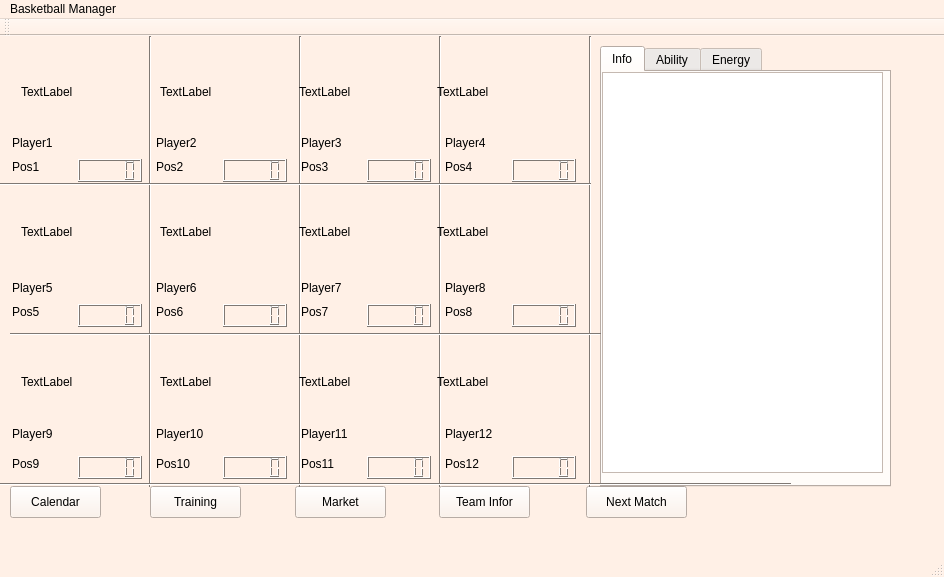
This is BTM_Qt/mainwindow.ui in skandermoalla/CSE201-Top5 as Qt 5 draws it before an edit. The edited form follows.
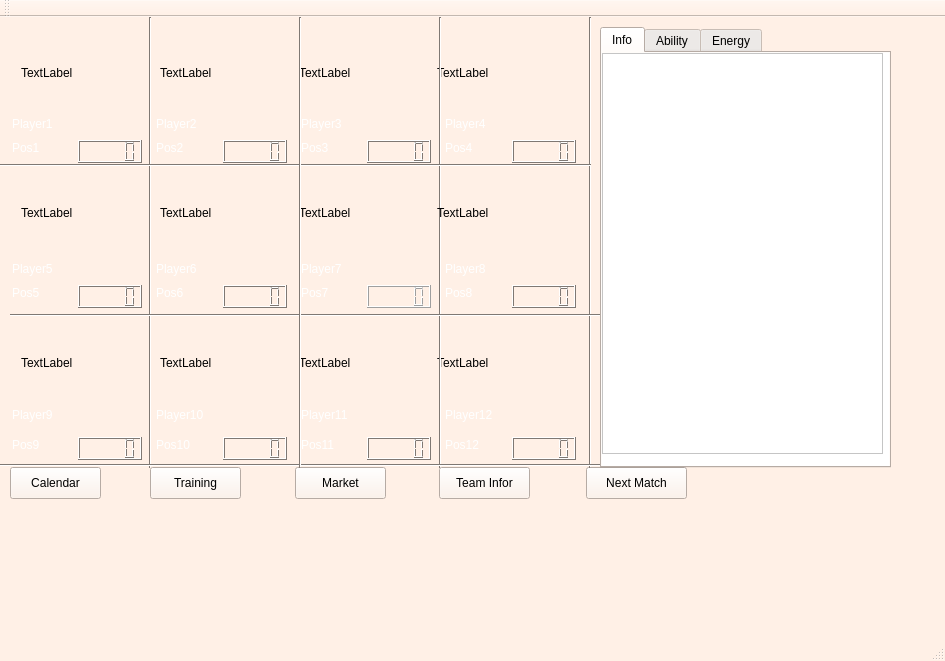
This is the edited form.

Commit message:
Updated Background Start Menu
MainWindow still not finished

```diff
--- a/BTM_Qt/mainwindow.ui
+++ b/BTM_Qt/mainwindow.ui
@@ -6,8 +6,8 @@
    <rect>
     <x>0</x>
     <y>0</y>
-    <width>944</width>
-    <height>577</height>
+    <width>945</width>
+    <height>661</height>
    </rect>
   </property>
   <property name="palette">
@@ -148,6 +148,15 @@
        </color>
       </brush>
      </colorrole>
+     <colorrole role="PlaceholderText">
+      <brush brushstyle="NoBrush">
+       <color alpha="128">
+        <red>0</red>
+        <green>0</green>
+        <blue>0</blue>
+       </color>
+      </brush>
+     </colorrole>
     </active>
     <inactive>
      <colorrole role="WindowText">
@@ -285,6 +294,15 @@
        </color>
       </brush>
      </colorrole>
+     <colorrole role="PlaceholderText">
+      <brush brushstyle="NoBrush">
+       <color alpha="128">
+        <red>0</red>
+        <green>0</green>
+        <blue>0</blue>
+       </color>
+      </brush>
+     </colorrole>
     </inactive>
     <disabled>
      <colorrole role="WindowText">
@@ -422,12 +440,30 @@
        </color>
       </brush>
      </colorrole>
+     <colorrole role="PlaceholderText">
+      <brush brushstyle="NoBrush">
+       <color alpha="128">
+        <red>0</red>
+        <green>0</green>
+        <blue>0</blue>
+       </color>
+      </brush>
+     </colorrole>
     </disabled>
    </palette>
   </property>
   <property name="windowTitle">
    <string>MainWindow</string>
   </property>
+  <property name="windowOpacity">
+   <double>2.000000000000000</double>
+  </property>
+  <property name="autoFillBackground">
+   <bool>true</bool>
+  </property>
+  <property name="styleSheet">
+   <string notr="true"/>
+  </property>
   <widget class="QWidget" name="centralWidget">
    <widget class="QPushButton" name="pushButton_4">
     <property name="geometry">
@@ -497,6 +533,43 @@
       <height>16</height>
      </rect>
     </property>
+    <property name="palette">
+     <palette>
+      <active>
+       <colorrole role="WindowText">
+        <brush brushstyle="SolidPattern">
+         <color alpha="255">
+          <red>255</red>
+          <green>255</green>
+          <blue>255</blue>
+         </color>
+        </brush>
+       </colorrole>
+      </active>
+      <inactive>
+       <colorrole role="WindowText">
+        <brush brushstyle="SolidPattern">
+         <color alpha="255">
+          <red>255</red>
+          <green>255</green>
+          <blue>255</blue>
+         </color>
+        </brush>
+       </colorrole>
+      </inactive>
+      <disabled>
+       <colorrole role="WindowText">
+        <brush brushstyle="SolidPattern">
+         <color alpha="255">
+          <red>127</red>
+          <green>120</green>
+          <blue>115</blue>
+         </color>
+        </brush>
+       </colorrole>
+      </disabled>
+     </palette>
+    </property>
     <property name="text">
      <string>Pos10</string>
     </property>
@@ -546,6 +619,43 @@
       <height>16</height>
      </rect>
     </property>
+    <property name="palette">
+     <palette>
+      <active>
+       <colorrole role="WindowText">
+        <brush brushstyle="SolidPattern">
+         <color alpha="255">
+          <red>255</red>
+          <green>255</green>
+          <blue>255</blue>
+         </color>
+        </brush>
+       </colorrole>
+      </active>
+      <inactive>
+       <colorrole role="WindowText">
+        <brush brushstyle="SolidPattern">
+         <color alpha="255">
+          <red>255</red>
+          <green>255</green>
+          <blue>255</blue>
+         </color>
+        </brush>
+       </colorrole>
+      </inactive>
+      <disabled>
+       <colorrole role="WindowText">
+        <brush brushstyle="SolidPattern">
+         <color alpha="255">
+          <red>127</red>
+          <green>120</green>
+          <blue>115</blue>
+         </color>
+        </brush>
+       </colorrole>
+      </disabled>
+     </palette>
+    </property>
     <property name="text">
      <string>Pos11</string>
     </property>
@@ -569,6 +679,43 @@
       <height>16</height>
      </rect>
     </property>
+    <property name="palette">
+     <palette>
+      <active>
+       <colorrole role="WindowText">
+        <brush brushstyle="SolidPattern">
+         <color alpha="255">
+          <red>255</red>
+          <green>255</green>
+          <blue>255</blue>
+         </color>
+        </brush>
+       </colorrole>
+      </active>
+      <inactive>
+       <colorrole role="WindowText">
+        <brush brushstyle="SolidPattern">
+         <color alpha="255">
+          <red>255</red>
+          <green>255</green>
+          <blue>255</blue>
+         </color>
+        </brush>
+       </colorrole>
+      </inactive>
+      <disabled>
+       <colorrole role="WindowText">
+        <brush brushstyle="SolidPattern">
+         <color alpha="255">
+          <red>127</red>
+          <green>120</green>
+          <blue>115</blue>
+         </color>
+        </brush>
+       </colorrole>
+      </disabled>
+     </palette>
+    </property>
     <property name="text">
      <string>Pos12</string>
     </property>
@@ -582,6 +729,127 @@
       <height>16</height>
      </rect>
     </property>
+    <property name="palette">
+     <palette>
+      <active>
+       <colorrole role="WindowText">
+        <brush brushstyle="SolidPattern">
+         <color alpha="255">
+          <red>255</red>
+          <green>255</green>
+          <blue>255</blue>
+         </color>
+        </brush>
+       </colorrole>
+       <colorrole role="Button">
+        <brush brushstyle="SolidPattern">
+         <color alpha="255">
+          <red>0</red>
+          <green>0</green>
+          <blue>0</blue>
+         </color>
+        </brush>
+       </colorrole>
+       <colorrole role="Base">
+        <brush brushstyle="SolidPattern">
+         <color alpha="255">
+          <red>0</red>
+          <green>0</green>
+          <blue>0</blue>
+         </color>
+        </brush>
+       </colorrole>
+       <colorrole role="Window">
+        <brush brushstyle="SolidPattern">
+         <color alpha="255">
+          <red>0</red>
+          <green>0</green>
+          <blue>0</blue>
+         </color>
+        </brush>
+       </colorrole>
+      </active>
+      <inactive>
+       <colorrole role="WindowText">
+        <brush brushstyle="SolidPattern">
+         <color alpha="255">
+          <red>255</red>
+          <green>255</green>
+          <blue>255</blue>
+         </color>
+        </brush>
+       </colorrole>
+       <colorrole role="Button">
+        <brush brushstyle="SolidPattern">
+         <color alpha="255">
+          <red>0</red>
+          <green>0</green>
+          <blue>0</blue>
+         </color>
+        </brush>
+       </colorrole>
+       <colorrole role="Base">
+        <brush brushstyle="SolidPattern">
+         <color alpha="255">
+          <red>0</red>
+          <green>0</green>
+          <blue>0</blue>
+         </color>
+        </brush>
+       </colorrole>
+       <colorrole role="Window">
+        <brush brushstyle="SolidPattern">
+         <color alpha="255">
+          <red>0</red>
+          <green>0</green>
+          <blue>0</blue>
+         </color>
+        </brush>
+       </colorrole>
+      </inactive>
+      <disabled>
+       <colorrole role="WindowText">
+        <brush brushstyle="SolidPattern">
+         <color alpha="255">
+          <red>127</red>
+          <green>120</green>
+          <blue>115</blue>
+         </color>
+        </brush>
+       </colorrole>
+       <colorrole role="Button">
+        <brush brushstyle="SolidPattern">
+         <color alpha="255">
+          <red>0</red>
+          <green>0</green>
+          <blue>0</blue>
+         </color>
+        </brush>
+       </colorrole>
+       <colorrole role="Base">
+        <brush brushstyle="SolidPattern">
+         <color alpha="255">
+          <red>0</red>
+          <green>0</green>
+          <blue>0</blue>
+         </color>
+        </brush>
+       </colorrole>
+       <colorrole role="Window">
+        <brush brushstyle="SolidPattern">
+         <color alpha="255">
+          <red>0</red>
+          <green>0</green>
+          <blue>0</blue>
+         </color>
+        </brush>
+       </colorrole>
+      </disabled>
+     </palette>
+    </property>
+    <property name="styleSheet">
+     <string notr="true"/>
+    </property>
     <property name="text">
      <string>Pos4</string>
     </property>
@@ -595,6 +863,43 @@
       <height>16</height>
      </rect>
     </property>
+    <property name="palette">
+     <palette>
+      <active>
+       <colorrole role="WindowText">
+        <brush brushstyle="SolidPattern">
+         <color alpha="255">
+          <red>255</red>
+          <green>255</green>
+          <blue>255</blue>
+         </color>
+        </brush>
+       </colorrole>
+      </active>
+      <inactive>
+       <colorrole role="WindowText">
+        <brush brushstyle="SolidPattern">
+         <color alpha="255">
+          <red>255</red>
+          <green>255</green>
+          <blue>255</blue>
+         </color>
+        </brush>
+       </colorrole>
+      </inactive>
+      <disabled>
+       <colorrole role="WindowText">
+        <brush brushstyle="SolidPattern">
+         <color alpha="255">
+          <red>127</red>
+          <green>120</green>
+          <blue>115</blue>
+         </color>
+        </brush>
+       </colorrole>
+      </disabled>
+     </palette>
+    </property>
     <property name="text">
      <string>Pos6</string>
     </property>
@@ -608,6 +913,43 @@
       <height>16</height>
      </rect>
     </property>
+    <property name="palette">
+     <palette>
+      <active>
+       <colorrole role="WindowText">
+        <brush brushstyle="SolidPattern">
+         <color alpha="255">
+          <red>255</red>
+          <green>255</green>
+          <blue>255</blue>
+         </color>
+        </brush>
+       </colorrole>
+      </active>
+      <inactive>
+       <colorrole role="WindowText">
+        <brush brushstyle="SolidPattern">
+         <color alpha="255">
+          <red>255</red>
+          <green>255</green>
+          <blue>255</blue>
+         </color>
+        </brush>
+       </colorrole>
+      </inactive>
+      <disabled>
+       <colorrole role="WindowText">
+        <brush brushstyle="SolidPattern">
+         <color alpha="255">
+          <red>127</red>
+          <green>120</green>
+          <blue>115</blue>
+         </color>
+        </brush>
+       </colorrole>
+      </disabled>
+     </palette>
+    </property>
     <property name="text">
      <string>Pos2</string>
     </property>
@@ -621,6 +963,43 @@
       <height>16</height>
      </rect>
     </property>
+    <property name="palette">
+     <palette>
+      <active>
+       <colorrole role="WindowText">
+        <brush brushstyle="SolidPattern">
+         <color alpha="255">
+          <red>255</red>
+          <green>255</green>
+          <blue>255</blue>
+         </color>
+        </brush>
+       </colorrole>
+      </active>
+      <inactive>
+       <colorrole role="WindowText">
+        <brush brushstyle="SolidPattern">
+         <color alpha="255">
+          <red>255</red>
+          <green>255</green>
+          <blue>255</blue>
+         </color>
+        </brush>
+       </colorrole>
+      </inactive>
+      <disabled>
+       <colorrole role="WindowText">
+        <brush brushstyle="SolidPattern">
+         <color alpha="255">
+          <red>127</red>
+          <green>120</green>
+          <blue>115</blue>
+         </color>
+        </brush>
+       </colorrole>
+      </disabled>
+     </palette>
+    </property>
     <property name="text">
      <string>Pos1</string>
     </property>
@@ -634,6 +1013,9 @@
       <height>23</height>
      </rect>
     </property>
+    <property name="styleSheet">
+     <string notr="true">alternate-background-color: rgb(0, 0, 0);</string>
+    </property>
    </widget>
    <widget class="QLabel" name="label_6">
     <property name="geometry">
@@ -644,6 +1026,43 @@
       <height>16</height>
      </rect>
     </property>
+    <property name="palette">
+     <palette>
+      <active>
+       <colorrole role="WindowText">
+        <brush brushstyle="SolidPattern">
+         <color alpha="255">
+          <red>255</red>
+          <green>255</green>
+          <blue>255</blue>
+         </color>
+        </brush>
+       </colorrole>
+      </active>
+      <inactive>
+       <colorrole role="WindowText">
+        <brush brushstyle="SolidPattern">
+         <color alpha="255">
+          <red>255</red>
+          <green>255</green>
+          <blue>255</blue>
+         </color>
+        </brush>
+       </colorrole>
+      </inactive>
+      <disabled>
+       <colorrole role="WindowText">
+        <brush brushstyle="SolidPattern">
+         <color alpha="255">
+          <red>127</red>
+          <green>120</green>
+          <blue>115</blue>
+         </color>
+        </brush>
+       </colorrole>
+      </disabled>
+     </palette>
+    </property>
     <property name="text">
      <string>Player6</string>
     </property>
@@ -677,6 +1096,43 @@
       <height>16</height>
      </rect>
     </property>
+    <property name="palette">
+     <palette>
+      <active>
+       <colorrole role="WindowText">
+        <brush brushstyle="SolidPattern">
+         <color alpha="255">
+          <red>255</red>
+          <green>255</green>
+          <blue>255</blue>
+         </color>
+        </brush>
+       </colorrole>
+      </active>
+      <inactive>
+       <colorrole role="WindowText">
+        <brush brushstyle="SolidPattern">
+         <color alpha="255">
+          <red>255</red>
+          <green>255</green>
+          <blue>255</blue>
+         </color>
+        </brush>
+       </colorrole>
+      </inactive>
+      <disabled>
+       <colorrole role="WindowText">
+        <brush brushstyle="SolidPattern">
+         <color alpha="255">
+          <red>127</red>
+          <green>120</green>
+          <blue>115</blue>
+         </color>
+        </brush>
+       </colorrole>
+      </disabled>
+     </palette>
+    </property>
     <property name="text">
      <string>Pos3</string>
     </property>
@@ -690,6 +1146,43 @@
       <height>16</height>
      </rect>
     </property>
+    <property name="palette">
+     <palette>
+      <active>
+       <colorrole role="WindowText">
+        <brush brushstyle="SolidPattern">
+         <color alpha="255">
+          <red>255</red>
+          <green>255</green>
+          <blue>255</blue>
+         </color>
+        </brush>
+       </colorrole>
+      </active>
+      <inactive>
+       <colorrole role="WindowText">
+        <brush brushstyle="SolidPattern">
+         <color alpha="255">
+          <red>255</red>
+          <green>255</green>
+          <blue>255</blue>
+         </color>
+        </brush>
+       </colorrole>
+      </inactive>
+      <disabled>
+       <colorrole role="WindowText">
+        <brush brushstyle="SolidPattern">
+         <color alpha="255">
+          <red>127</red>
+          <green>120</green>
+          <blue>115</blue>
+         </color>
+        </brush>
+       </colorrole>
+      </disabled>
+     </palette>
+    </property>
     <property name="text">
      <string>Player1</string>
     </property>
@@ -703,6 +1196,43 @@
       <height>16</height>
      </rect>
     </property>
+    <property name="palette">
+     <palette>
+      <active>
+       <colorrole role="WindowText">
+        <brush brushstyle="SolidPattern">
+         <color alpha="255">
+          <red>255</red>
+          <green>255</green>
+          <blue>255</blue>
+         </color>
+        </brush>
+       </colorrole>
+      </active>
+      <inactive>
+       <colorrole role="WindowText">
+        <brush brushstyle="SolidPattern">
+         <color alpha="255">
+          <red>255</red>
+          <green>255</green>
+          <blue>255</blue>
+         </color>
+        </brush>
+       </colorrole>
+      </inactive>
+      <disabled>
+       <colorrole role="WindowText">
+        <brush brushstyle="SolidPattern">
+         <color alpha="255">
+          <red>127</red>
+          <green>120</green>
+          <blue>115</blue>
+         </color>
+        </brush>
+       </colorrole>
+      </disabled>
+     </palette>
+    </property>
     <property name="text">
      <string>Player9</string>
     </property>
@@ -716,6 +1246,43 @@
       <height>16</height>
      </rect>
     </property>
+    <property name="palette">
+     <palette>
+      <active>
+       <colorrole role="WindowText">
+        <brush brushstyle="SolidPattern">
+         <color alpha="255">
+          <red>255</red>
+          <green>255</green>
+          <blue>255</blue>
+         </color>
+        </brush>
+       </colorrole>
+      </active>
+      <inactive>
+       <colorrole role="WindowText">
+        <brush brushstyle="SolidPattern">
+         <color alpha="255">
+          <red>255</red>
+          <green>255</green>
+          <blue>255</blue>
+         </color>
+        </brush>
+       </colorrole>
+      </inactive>
+      <disabled>
+       <colorrole role="WindowText">
+        <brush brushstyle="SolidPattern">
+         <color alpha="255">
+          <red>127</red>
+          <green>120</green>
+          <blue>115</blue>
+         </color>
+        </brush>
+       </colorrole>
+      </disabled>
+     </palette>
+    </property>
     <property name="text">
      <string>Player11</string>
     </property>
@@ -739,6 +1306,43 @@
       <height>16</height>
      </rect>
     </property>
+    <property name="palette">
+     <palette>
+      <active>
+       <colorrole role="WindowText">
+        <brush brushstyle="SolidPattern">
+         <color alpha="255">
+          <red>255</red>
+          <green>255</green>
+          <blue>255</blue>
+         </color>
+        </brush>
+       </colorrole>
+      </active>
+      <inactive>
+       <colorrole role="WindowText">
+        <brush brushstyle="SolidPattern">
+         <color alpha="255">
+          <red>255</red>
+          <green>255</green>
+          <blue>255</blue>
+         </color>
+        </brush>
+       </colorrole>
+      </inactive>
+      <disabled>
+       <colorrole role="WindowText">
+        <brush brushstyle="SolidPattern">
+         <color alpha="255">
+          <red>127</red>
+          <green>120</green>
+          <blue>115</blue>
+         </color>
+        </brush>
+       </colorrole>
+      </disabled>
+     </palette>
+    </property>
     <property name="text">
      <string>Pos5</string>
     </property>
@@ -752,6 +1356,43 @@
       <height>16</height>
      </rect>
     </property>
+    <property name="palette">
+     <palette>
+      <active>
+       <colorrole role="WindowText">
+        <brush brushstyle="SolidPattern">
+         <color alpha="255">
+          <red>255</red>
+          <green>255</green>
+          <blue>255</blue>
+         </color>
+        </brush>
+       </colorrole>
+      </active>
+      <inactive>
+       <colorrole role="WindowText">
+        <brush brushstyle="SolidPattern">
+         <color alpha="255">
+          <red>255</red>
+          <green>255</green>
+          <blue>255</blue>
+         </color>
+        </brush>
+       </colorrole>
+      </inactive>
+      <disabled>
+       <colorrole role="WindowText">
+        <brush brushstyle="SolidPattern">
+         <color alpha="255">
+          <red>127</red>
+          <green>120</green>
+          <blue>115</blue>
+         </color>
+        </brush>
+       </colorrole>
+      </disabled>
+     </palette>
+    </property>
     <property name="text">
      <string>Player3</string>
     </property>
@@ -791,6 +1432,43 @@
       <height>16</height>
      </rect>
     </property>
+    <property name="palette">
+     <palette>
+      <active>
+       <colorrole role="WindowText">
+        <brush brushstyle="SolidPattern">
+         <color alpha="255">
+          <red>255</red>
+          <green>255</green>
+          <blue>255</blue>
+         </color>
+        </brush>
+       </colorrole>
+      </active>
+      <inactive>
+       <colorrole role="WindowText">
+        <brush brushstyle="SolidPattern">
+         <color alpha="255">
+          <red>255</red>
+          <green>255</green>
+          <blue>255</blue>
+         </color>
+        </brush>
+       </colorrole>
+      </inactive>
+      <disabled>
+       <colorrole role="WindowText">
+        <brush brushstyle="SolidPattern">
+         <color alpha="255">
+          <red>127</red>
+          <green>120</green>
+          <blue>115</blue>
+         </color>
+        </brush>
+       </colorrole>
+      </disabled>
+     </palette>
+    </property>
     <property name="text">
      <string>Player7</string>
     </property>
@@ -804,6 +1482,43 @@
       <height>16</height>
      </rect>
     </property>
+    <property name="palette">
+     <palette>
+      <active>
+       <colorrole role="WindowText">
+        <brush brushstyle="SolidPattern">
+         <color alpha="255">
+          <red>255</red>
+          <green>255</green>
+          <blue>255</blue>
+         </color>
+        </brush>
+       </colorrole>
+      </active>
+      <inactive>
+       <colorrole role="WindowText">
+        <brush brushstyle="SolidPattern">
+         <color alpha="255">
+          <red>255</red>
+          <green>255</green>
+          <blue>255</blue>
+         </color>
+        </brush>
+       </colorrole>
+      </inactive>
+      <disabled>
+       <colorrole role="WindowText">
+        <brush brushstyle="SolidPattern">
+         <color alpha="255">
+          <red>127</red>
+          <green>120</green>
+          <blue>115</blue>
+         </color>
+        </brush>
+       </colorrole>
+      </disabled>
+     </palette>
+    </property>
     <property name="text">
      <string>Player12</string>
     </property>
@@ -817,6 +1532,43 @@
       <height>16</height>
      </rect>
     </property>
+    <property name="palette">
+     <palette>
+      <active>
+       <colorrole role="WindowText">
+        <brush brushstyle="SolidPattern">
+         <color alpha="255">
+          <red>255</red>
+          <green>255</green>
+          <blue>255</blue>
+         </color>
+        </brush>
+       </colorrole>
+      </active>
+      <inactive>
+       <colorrole role="WindowText">
+        <brush brushstyle="SolidPattern">
+         <color alpha="255">
+          <red>255</red>
+          <green>255</green>
+          <blue>255</blue>
+         </color>
+        </brush>
+       </colorrole>
+      </inactive>
+      <disabled>
+       <colorrole role="WindowText">
+        <brush brushstyle="SolidPattern">
+         <color alpha="255">
+          <red>127</red>
+          <green>120</green>
+          <blue>115</blue>
+         </color>
+        </brush>
+       </colorrole>
+      </disabled>
+     </palette>
+    </property>
     <property name="text">
      <string>Player2</string>
     </property>
@@ -830,6 +1582,43 @@
       <height>16</height>
      </rect>
     </property>
+    <property name="palette">
+     <palette>
+      <active>
+       <colorrole role="WindowText">
+        <brush brushstyle="SolidPattern">
+         <color alpha="255">
+          <red>255</red>
+          <green>255</green>
+          <blue>255</blue>
+         </color>
+        </brush>
+       </colorrole>
+      </active>
+      <inactive>
+       <colorrole role="WindowText">
+        <brush brushstyle="SolidPattern">
+         <color alpha="255">
+          <red>255</red>
+          <green>255</green>
+          <blue>255</blue>
+         </color>
+        </brush>
+       </colorrole>
+      </inactive>
+      <disabled>
+       <colorrole role="WindowText">
+        <brush brushstyle="SolidPattern">
+         <color alpha="255">
+          <red>127</red>
+          <green>120</green>
+          <blue>115</blue>
+         </color>
+        </brush>
+       </colorrole>
+      </disabled>
+     </palette>
+    </property>
     <property name="text">
      <string>Pos7</string>
     </property>
@@ -843,6 +1632,43 @@
       <height>16</height>
      </rect>
     </property>
+    <property name="palette">
+     <palette>
+      <active>
+       <colorrole role="WindowText">
+        <brush brushstyle="SolidPattern">
+         <color alpha="255">
+          <red>255</red>
+          <green>255</green>
+          <blue>255</blue>
+         </color>
+        </brush>
+       </colorrole>
+      </active>
+      <inactive>
+       <colorrole role="WindowText">
+        <brush brushstyle="SolidPattern">
+         <color alpha="255">
+          <red>255</red>
+          <green>255</green>
+          <blue>255</blue>
+         </color>
+        </brush>
+       </colorrole>
+      </inactive>
+      <disabled>
+       <colorrole role="WindowText">
+        <brush brushstyle="SolidPattern">
+         <color alpha="255">
+          <red>127</red>
+          <green>120</green>
+          <blue>115</blue>
+         </color>
+        </brush>
+       </colorrole>
+      </disabled>
+     </palette>
+    </property>
     <property name="text">
      <string>Pos8</string>
     </property>
@@ -856,6 +1682,43 @@
       <height>16</height>
      </rect>
     </property>
+    <property name="palette">
+     <palette>
+      <active>
+       <colorrole role="WindowText">
+        <brush brushstyle="SolidPattern">
+         <color alpha="255">
+          <red>255</red>
+          <green>255</green>
+          <blue>255</blue>
+         </color>
+        </brush>
+       </colorrole>
+      </active>
+      <inactive>
+       <colorrole role="WindowText">
+        <brush brushstyle="SolidPattern">
+         <color alpha="255">
+          <red>255</red>
+          <green>255</green>
+          <blue>255</blue>
+         </color>
+        </brush>
+       </colorrole>
+      </inactive>
+      <disabled>
+       <colorrole role="WindowText">
+        <brush brushstyle="SolidPattern">
+         <color alpha="255">
+          <red>127</red>
+          <green>120</green>
+          <blue>115</blue>
+         </color>
+        </brush>
+       </colorrole>
+      </disabled>
+     </palette>
+    </property>
     <property name="text">
      <string>Player10</string>
     </property>
@@ -869,6 +1732,43 @@
       <height>16</height>
      </rect>
     </property>
+    <property name="palette">
+     <palette>
+      <active>
+       <colorrole role="WindowText">
+        <brush brushstyle="SolidPattern">
+         <color alpha="255">
+          <red>255</red>
+          <green>255</green>
+          <blue>255</blue>
+         </color>
+        </brush>
+       </colorrole>
+      </active>
+      <inactive>
+       <colorrole role="WindowText">
+        <brush brushstyle="SolidPattern">
+         <color alpha="255">
+          <red>255</red>
+          <green>255</green>
+          <blue>255</blue>
+         </color>
+        </brush>
+       </colorrole>
+      </inactive>
+      <disabled>
+       <colorrole role="WindowText">
+        <brush brushstyle="SolidPattern">
+         <color alpha="255">
+          <red>127</red>
+          <green>120</green>
+          <blue>115</blue>
+         </color>
+        </brush>
+       </colorrole>
+      </disabled>
+     </palette>
+    </property>
     <property name="text">
      <string>Player5</string>
     </property>
@@ -882,6 +1782,43 @@
       <height>16</height>
      </rect>
     </property>
+    <property name="palette">
+     <palette>
+      <active>
+       <colorrole role="WindowText">
+        <brush brushstyle="SolidPattern">
+         <color alpha="255">
+          <red>255</red>
+          <green>255</green>
+          <blue>255</blue>
+         </color>
+        </brush>
+       </colorrole>
+      </active>
+      <inactive>
+       <colorrole role="WindowText">
+        <brush brushstyle="SolidPattern">
+         <color alpha="255">
+          <red>255</red>
+          <green>255</green>
+          <blue>255</blue>
+         </color>
+        </brush>
+       </colorrole>
+      </inactive>
+      <disabled>
+       <colorrole role="WindowText">
+        <brush brushstyle="SolidPattern">
+         <color alpha="255">
+          <red>127</red>
+          <green>120</green>
+          <blue>115</blue>
+         </color>
+        </brush>
+       </colorrole>
+      </disabled>
+     </palette>
+    </property>
     <property name="text">
      <string>Player8</string>
     </property>
@@ -905,6 +1842,43 @@
       <height>16</height>
      </rect>
     </property>
+    <property name="palette">
+     <palette>
+      <active>
+       <colorrole role="WindowText">
+        <brush brushstyle="SolidPattern">
+         <color alpha="255">
+          <red>255</red>
+          <green>255</green>
+          <blue>255</blue>
+         </color>
+        </brush>
+       </colorrole>
+      </active>
+      <inactive>
+       <colorrole role="WindowText">
+        <brush brushstyle="SolidPattern">
+         <color alpha="255">
+          <red>255</red>
+          <green>255</green>
+          <blue>255</blue>
+         </color>
+        </brush>
+       </colorrole>
+      </inactive>
+      <disabled>
+       <colorrole role="WindowText">
+        <brush brushstyle="SolidPattern">
+         <color alpha="255">
+          <red>127</red>
+          <green>120</green>
+          <blue>115</blue>
+         </color>
+        </brush>
+       </colorrole>
+      </disabled>
+     </palette>
+    </property>
     <property name="text">
      <string>Pos9</string>
     </property>
@@ -928,6 +1902,43 @@
       <height>16</height>
      </rect>
     </property>
+    <property name="palette">
+     <palette>
+      <active>
+       <colorrole role="WindowText">
+        <brush brushstyle="SolidPattern">
+         <color alpha="255">
+          <red>255</red>
+          <green>255</green>
+          <blue>255</blue>
+         </color>
+        </brush>
+       </colorrole>
+      </active>
+      <inactive>
+       <colorrole role="WindowText">
+        <brush brushstyle="SolidPattern">
+         <color alpha="255">
+          <red>255</red>
+          <green>255</green>
+          <blue>255</blue>
+         </color>
+        </brush>
+       </colorrole>
+      </inactive>
+      <disabled>
+       <colorrole role="WindowText">
+        <brush brushstyle="SolidPattern">
+         <color alpha="255">
+          <red>127</red>
+          <green>120</green>
+          <blue>115</blue>
+         </color>
+        </brush>
+       </colorrole>
+      </disabled>
+     </palette>
+    </property>
     <property name="text">
      <string>Player4</string>
     </property>
@@ -951,6 +1962,9 @@
      <number>0</number>
     </property>
     <widget class="QWidget" name="tab1">
+     <property name="styleSheet">
+      <string notr="true">background-color: rgb(255, 255, 255);</string>
+     </property>
      <attribute name="title">
       <string>Info</string>
      </attribute>
@@ -1139,6 +2153,11 @@
     <layout class="QHBoxLayout" name="horizontalLayout_2">
      <item>
       <widget class="QLabel" name="image_1">
+       <property name="styleSheet">
+        <string notr="true">
+
+</string>
+       </property>
        <property name="text">
         <string>TextLabel</string>
        </property>
@@ -1207,22 +2226,58 @@
      </item>
     </layout>
    </widget>
-  </widget>
-  <widget class="QMenuBar" name="menuBar">
-   <property name="geometry">
-    <rect>
-     <x>0</x>
-     <y>0</y>
-     <width>944</width>
-     <height>22</height>
-    </rect>
-   </property>
-   <widget class="QMenu" name="menuagds">
-    <property name="title">
-     <string>Basketball Manager</string>
-    </property>
-   </widget>
-   <addaction name="menuagds"/>
+   <zorder>pushButton_4</zorder>
+   <zorder>pushButton_5</zorder>
+   <zorder>pushButton_2</zorder>
+   <zorder>lcdNumber_10</zorder>
+   <zorder>lcdNumber_9</zorder>
+   <zorder>label_10p</zorder>
+   <zorder>lcdNumber_11</zorder>
+   <zorder>pushButton_3</zorder>
+   <zorder>label_11p</zorder>
+   <zorder>lcdNumber_12</zorder>
+   <zorder>label_12p</zorder>
+   <zorder>label_4p</zorder>
+   <zorder>label_6p</zorder>
+   <zorder>label_2p</zorder>
+   <zorder>labelp</zorder>
+   <zorder>lcdNumber_7</zorder>
+   <zorder>label_6</zorder>
+   <zorder>lcdNumber_3</zorder>
+   <zorder>lcdNumber_2</zorder>
+   <zorder>label_3p</zorder>
+   <zorder>label</zorder>
+   <zorder>label_9</zorder>
+   <zorder>label_11</zorder>
+   <zorder>lcdNumber_6</zorder>
+   <zorder>label_5p</zorder>
+   <zorder>label_3</zorder>
+   <zorder>lcdNumber_5</zorder>
+   <zorder>lcdNumber</zorder>
+   <zorder>label_7</zorder>
+   <zorder>label_12</zorder>
+   <zorder>label_2</zorder>
+   <zorder>label_7p</zorder>
+   <zorder>label_8p</zorder>
+   <zorder>label_10</zorder>
+   <zorder>label_5</zorder>
+   <zorder>label_8</zorder>
+   <zorder>lcdNumber_8</zorder>
+   <zorder>label_9p</zorder>
+   <zorder>lcdNumber_4</zorder>
+   <zorder>label_4</zorder>
+   <zorder>line</zorder>
+   <zorder>line_3</zorder>
+   <zorder>line_4</zorder>
+   <zorder>line_5</zorder>
+   <zorder>line_6</zorder>
+   <zorder>layoutWidget</zorder>
+   <zorder>layoutWidget</zorder>
+   <zorder>layoutWidget</zorder>
+   <zorder>tabWidget</zorder>
+   <zorder>pushButton</zorder>
+   <zorder>line_7</zorder>
+   <zorder>line_2</zorder>
   </widget>
   <widget class="QStatusBar" name="statusBar"/>
   <widget class="QToolBar" name="mainToolBar">
```
Left out of the diff: 12 changed lines with no effect on the pictures. The commit also changes 5 other files.
